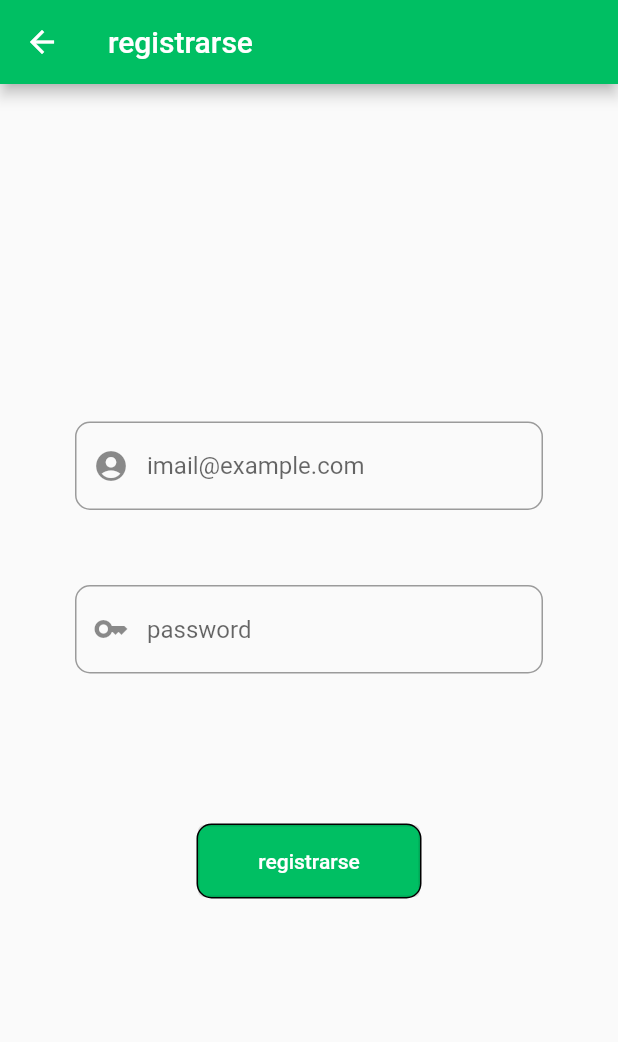
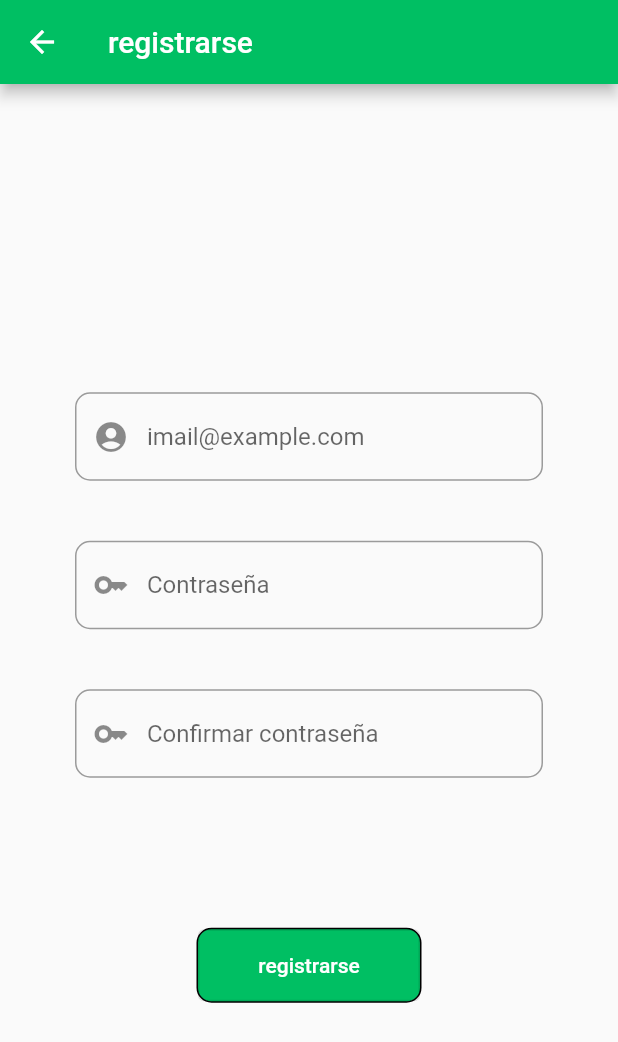
Before and after one commit to DangeGQ78/Maestros, a Flutter app: the screen it shows after launch, after a tap on "resgistrarse", on a phone screen of 412 x 824 dp. Shown: the top 1042 px of the screen. Run offline on Flutter 3.47's test engine with Material 2 defaults, Android fonts, the light colour scheme and no system bars; our stand-ins replace cloud_firestore, firebase_auth, firebase_core, firebase_storage, get, syncfusion_flutter_calendar; missing offline and left inert: syncfusion_localizations; accounts and stored records are empty.

Commit message:
mejoras generales

```diff
--- a/lib/ui/app.dart
+++ b/lib/ui/app.dart
@@ -4,7 +4,7 @@ import 'package:flutter_localizations/flutter_localizations.dart';
 import 'package:get/get.dart';
 import 'package:maestros/ui/auth/login.dart';
 import 'package:maestros/ui/auth/registrarse.dart';
-import 'package:maestros/ui/pages/horario/ViewHorario.dart';
+import 'package:maestros/ui/pages/Schedule/ViewHorario.dart';
 import 'package:maestros/ui/pages/maters/View_Grupos.dart';
 import 'package:maestros/ui/pages/actividades.dart';
 import 'package:maestros/ui/pages/home/home.dart';
@@ -12,7 +12,6 @@ import 'package:maestros/ui/pages/students/View_List_Assistance.dart';
 import 'package:maestros/ui/pages/students/View_List_Studen.dart';
 import 'package:maestros/ui/pages/maters/View_Add_Materias.dart';
 import 'package:syncfusion_localizations/syncfusion_localizations.dart';
-import 'package:syncfusion_flutter_calendar/calendar.dart';
 //ViewaddMaterias
 
 class App extends StatelessWidget {
@@ -23,12 +22,12 @@ class App extends StatelessWidget {
     return GetMaterialApp(
       debugShowCheckedModeBanner: false,
       title: "maestros",
-      localizationsDelegates: [
+      localizationsDelegates: const [
         GlobalMaterialLocalizations.delegate,
         SfGlobalLocalizations.delegate
       ],
-      supportedLocales: [Locale('es'), Locale('Es')],
-      locale: Locale('es'),
+      supportedLocales: const [Locale('es'), Locale('Es')],
+      locale: const Locale('es'),
       theme: ThemeData(
         colorScheme: ThemeData().colorScheme.copyWith(
               primary: const Color.fromRGBO(0, 191, 99, 1),
--- a/lib/ui/auth/registrarse.dart
+++ b/lib/ui/auth/registrarse.dart
@@ -6,6 +6,8 @@ class Regristrase extends StatelessWidget {
   const Regristrase({super.key});
   static final textImail = TextEditingController();
   static final TextEditingController textPassword = TextEditingController();
+  static final TextEditingController textPasswordConfirm =
+      TextEditingController();
   static var colors = const Color.fromRGBO(0, 191, 99, 1);
   static UsersController controlu = UsersController();
 
@@ -20,12 +22,22 @@ class Regristrase extends StatelessWidget {
         mainAxisAlignment: MainAxisAlignment.center,
         children: [
           text_email(textImail: textImail, colors: colors),
-          text_pass(textPassword: textPassword, colors: colors),
+          text_pass(
+            textPassword: textPassword,
+            colors: colors,
+            hiddentext: "Contraseña",
+          ),
+          text_pass(
+              textPassword: textPasswordConfirm,
+              colors: colors,
+              hiddentext: "Confirmar contraseña"),
           button_signUp(
             colors: colors,
             controlu: controlu,
             textImail: textImail,
-              textPassword: textPassword),
+            textPassword: textPassword,
+            textPasswordConfirm: textPasswordConfirm,
+          ),
         ],
       ),
     );
@@ -39,12 +51,14 @@ class button_signUp extends StatelessWidget {
     required this.controlu,
     required this.textImail,
     required this.textPassword,
+    required this.textPasswordConfirm,
   });
 
   final Color colors;
   final UsersController controlu;
   final TextEditingController textImail;
   final TextEditingController textPassword;
+  final TextEditingController textPasswordConfirm;
 
   @override
   Widget build(BuildContext context) {
@@ -59,9 +73,9 @@ class button_signUp extends StatelessWidget {
             border: Border.all(color: Colors.black, style: BorderStyle.solid)),
         child: OutlinedButton(
             onPressed: () {
-              controlu
-                  .crearUsuario(textImail.text, textPassword.text)
-                  .then((value) {
+              if (verificarPass(textPassword.text, textPasswordConfirm.text)) {
+                controlu.crearUsuario(textImail.text, textPassword.text).then(
+                  (value) {
                     Get.snackbar(
                       'Maestros',
                       controlu.mensaje.value,
@@ -69,9 +83,18 @@ class button_signUp extends StatelessWidget {
                       icon: const Icon(Icons.info),
                       shouldIconPulse: true,
                     );
-              });
-
+                  },
+                );
                 Get.back();
+              } else {
+                Get.snackbar(
+                  'Maestros',
+                  'la contraseñas no coinciden',
+                  duration: const Duration(seconds: 3),
+                  icon: const Icon(Icons.info),
+                  shouldIconPulse: true,
+                );
+              }
             },
             child: const Text(
               "registrarse",
@@ -84,24 +107,25 @@ class button_signUp extends StatelessWidget {
 }
 
 class text_pass extends StatelessWidget {
-  const text_pass({
-    super.key,
+  const text_pass(
+      {super.key,
       required this.textPassword,
       required this.colors,
-  });
+      required this.hiddentext});
 
   final TextEditingController textPassword;
   final Color colors;
+  final String hiddentext;
 
   @override
   Widget build(BuildContext context) {
     return Padding(
-      padding: const EdgeInsets.only(left: 50, right: 50),
+      padding: const EdgeInsets.only(left: 50, right: 50, top: 40),
       child: TextField(
         controller: textPassword,
         obscureText: true,
         decoration: InputDecoration(
-          hintText: "password",
+          hintText: hiddentext,
           prefixIcon: const Icon(Icons.key),
           border: OutlineInputBorder(
               borderRadius: BorderRadius.circular(10),
@@ -129,7 +153,11 @@ class text_email extends StatelessWidget {
   @override
   Widget build(BuildContext context) {
     return Padding(
-      padding: const EdgeInsets.only(left: 50, right: 50, bottom: 50),
+      padding: const EdgeInsets.only(
+        top: 50,
+        left: 50,
+        right: 50,
+      ),
       child: TextField(
         controller: textImail,
         decoration: InputDecoration(
@@ -147,3 +175,10 @@ class text_email extends StatelessWidget {
     );
   }
 }
+
+bool verificarPass(textPass, textEmailConfirm) {
+  if (textPass == textEmailConfirm) {
+    return true;
+  }
+  return false;
+}
--- a/lib/ui/pages/horario/ViewHorario.dart
+++ b/lib/ui/pages/Schedule/ViewHorario.dart
@@ -2,7 +2,6 @@ import 'package:get/get.dart';
 import 'package:maestros/domain/controllers/controllerHorario.dart';
 import 'package:syncfusion_flutter_calendar/calendar.dart';
 import 'package:flutter/material.dart';
-import 'package:syncfusion_localizations/syncfusion_localizations.dart';
 
 class ViewHorario extends StatelessWidget {
   ViewHorario({super.key});
```
Also changed, not shown: lib/domain/controllers/controllerHorario.dart (+36 -21 lines), lib/domain/controllers/controllerStudent.dart (+5 -2 lines), lib/ui/pages/maters/View_Add_Materias.dart (+19 -0 lines), lib/ui/pages/students/View_List_Studen.dart (+8 -3 lines). Lines whose indentation alone changed are shown as unchanged.
